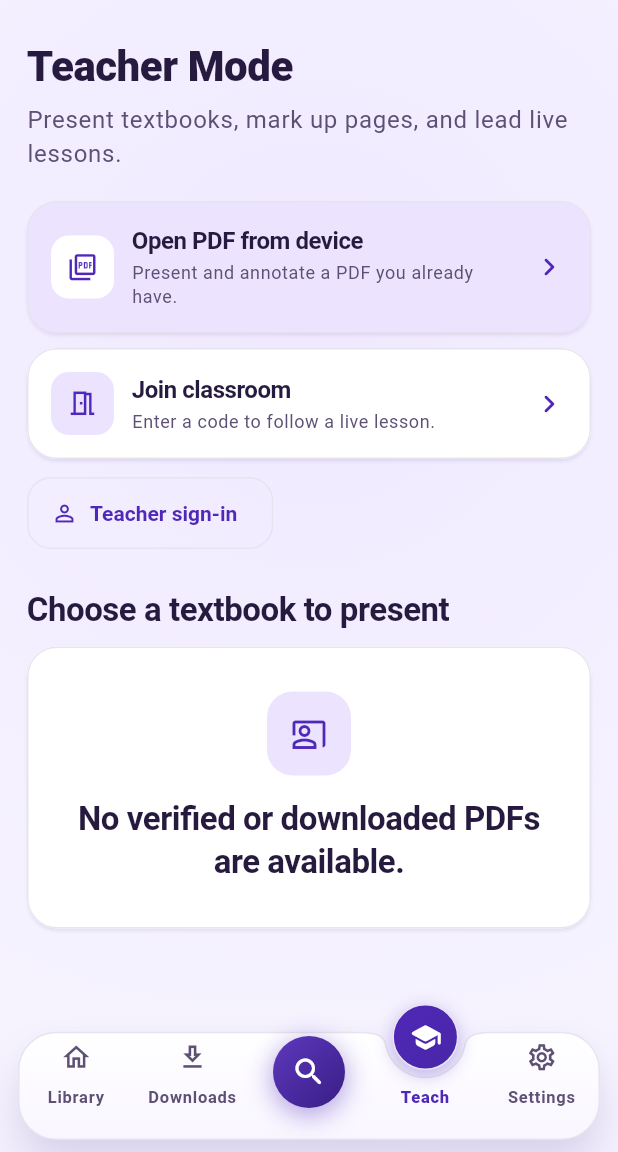
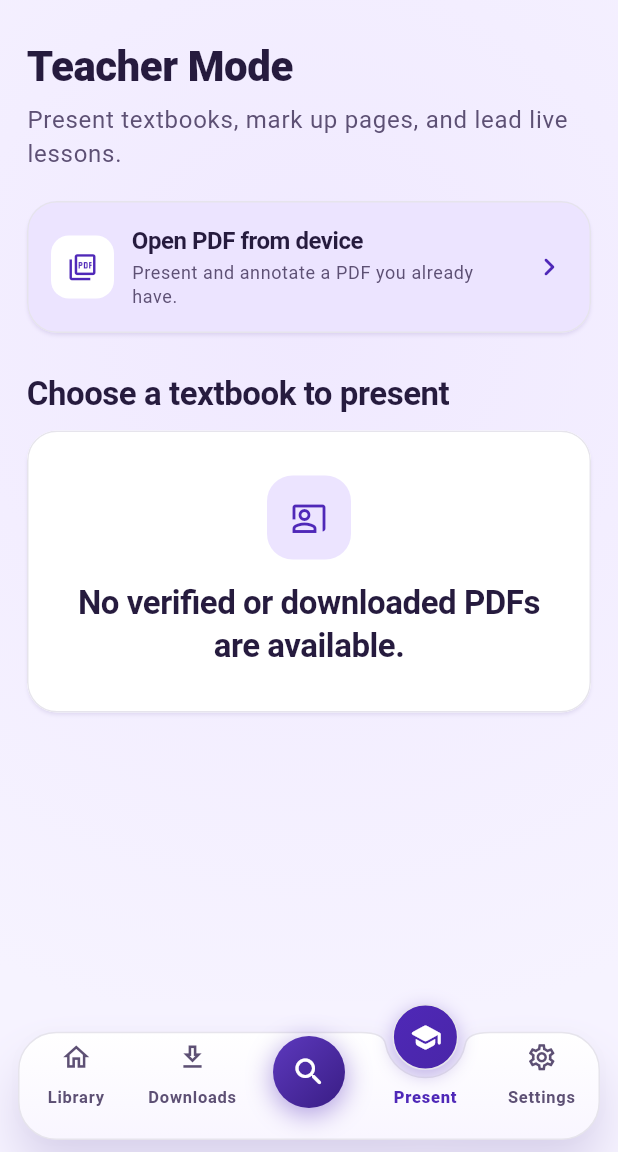
Before and after one commit to Shamim-735/BoiPath, a Flutter app: the screen it shows after launch, item 4 of the bottom bar chosen, on a phone screen of 412 x 824 dp, the part 84-1236 px from its top. Run offline on Flutter 3.47's test engine with Material 3 defaults, Android fonts, the phone set to English and light mode, and no system bars; our stand-ins replace dio, file_picker, flutter_riverpod, go_router, qr_flutter, shared_preferences and 1 more; missing offline and left inert: dart:js_interop, pdfrx; network calls fail.

Commit message:
Rename Teach to Present and remove Join classroom and Teacher sign-in

```diff
--- a/apps/flutter_app/lib/library_screen.dart
+++ b/apps/flutter_app/lib/library_screen.dart
@@ -18,7 +18,7 @@ import 'strings.dart';
 import 'theme_profile.dart';
 
 const routes = ['/', '/downloads', '/teach', '/settings'];
-const labels = ['Library', 'Downloads', 'Teacher Mode', 'Settings'];
+const labels = ['Library', 'Downloads', 'Present', 'Settings'];
 const icons = [Icons.home_outlined, Icons.download_outlined, Icons.school_outlined, Icons.settings_outlined];
 const selectedIcons = [Icons.home_rounded, Icons.download_rounded, Icons.school_rounded, Icons.settings_rounded];
 void toast(BuildContext context, String text) =>
@@ -151,7 +151,7 @@ class _LibraryScreenState extends ConsumerState<LibraryScreen> {
       (label: words(labels[0]), icon: icons[0], selectedIcon: selectedIcons[0]),
             (label: words(labels[1]), icon: icons[1], selectedIcon: selectedIcons[1]),
             (label: words('Search'), icon: Icons.search_outlined, selectedIcon: Icons.search_rounded),
-            (label: words('Teach'), icon: icons[2], selectedIcon: selectedIcons[2]),
+            (label: words('Present'), icon: icons[2], selectedIcon: selectedIcons[2]),
             (label: words(labels[3]), icon: icons[3], selectedIcon: selectedIcons[3]),
         ],
       ),
@@ -504,22 +504,10 @@ return Semantics(selected: selecting ? selected.contains(book.id) : null, child:
       LibraryQuickAction(icon: Icons.picture_as_pdf_outlined, title: words('Open PDF from device'),
         detail: words('Present and annotate a PDF you already have.'), emphasized: true,
         onTap: () => openDevicePdf(context, store, words)),
-      LibraryQuickAction(icon: Icons.meeting_room_outlined, title: words('Join classroom'),
-        detail: words('Enter a code to follow a live lesson.'),
-        onTap: () => joinClassroom(context, store, words)),
     ];
     return workspace(words('Teacher Mode'), words('Present textbooks, mark up pages, and lead live lessons.'), [
-      LayoutBuilder(builder: (context, bounds) => bounds.maxWidth >= 650
-        ? Row(children: [Expanded(child: actions[0]), const SizedBox(width: 10), Expanded(child: actions[1])])
-        : Column(children: [actions[0], const SizedBox(height: 10), actions[1]])),
-      const SizedBox(height: 12),
-      Align(alignment: Alignment.centerLeft, child: OutlinedButton.icon(
-        onPressed: () async {
-          await teacherSignIn(context, store, words);
-          if (mounted) setState(() {});
-        }, icon: const Icon(Icons.person_outline), label: Text(words(
-          liveTeacherToken == null ? 'Teacher sign-in' : 'Sign out')))),
-      const SizedBox(height: 26),
+      actions[0],
+        const SizedBox(height: 26),
       Text(words('Choose a textbook to present'), style: Theme.of(context).textTheme.titleLarge),
       const SizedBox(height: 10),
       if (textbooks.isEmpty) EmptyPanel(icon: Icons.co_present_outlined,
```
